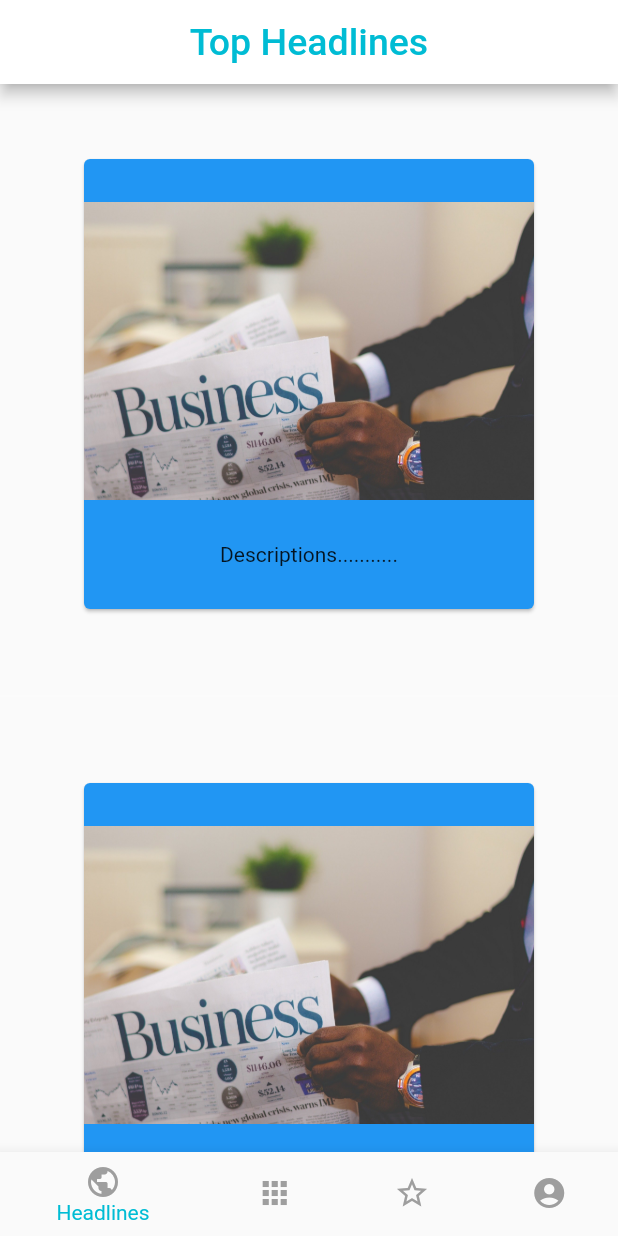
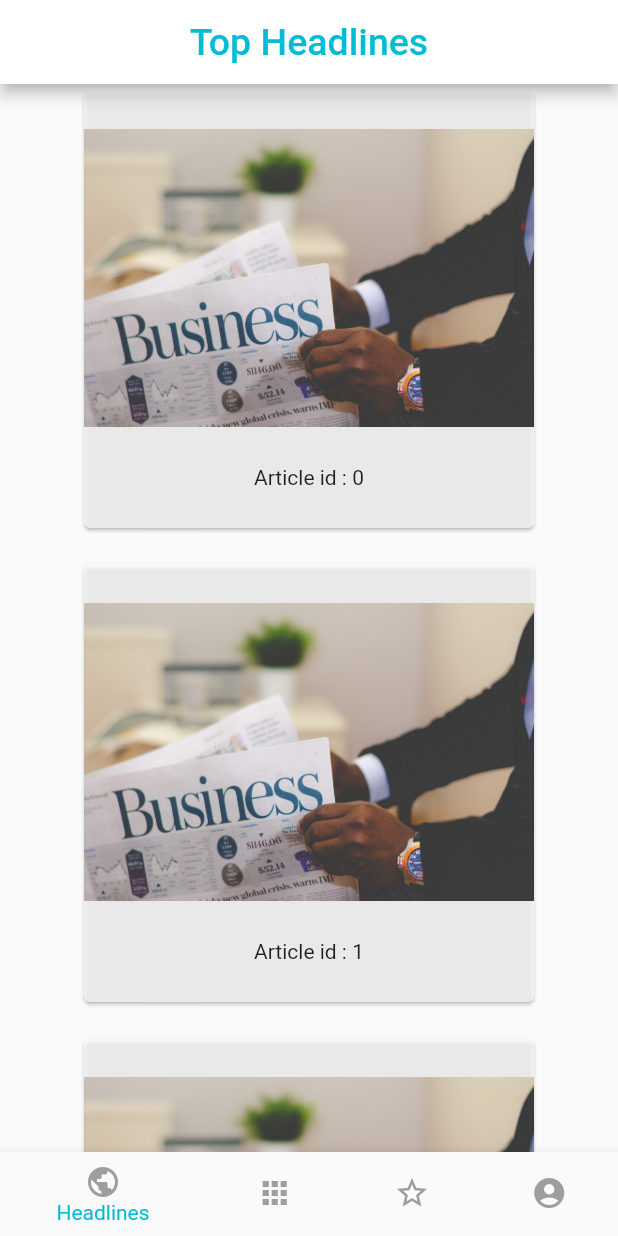
Before and after one commit to quemenerjeremy/FlutterProject, a Flutter app: the screen it shows after launch, on a phone screen of 412 x 824 dp. Run offline on Flutter 3.47's test engine with Material 2 defaults, Android fonts, the phone set to English and light mode, and no system bars.

Commit message:
Suppose to push on branch : home_page. Creating list of 10 cards widget, with a local image and the id of the card. Can tap on the card to access to a new screen with the parent id.

```diff
--- a/flutter_app/lib/main.dart
+++ b/flutter_app/lib/main.dart
@@ -1,6 +1,7 @@
 import 'package:flutter/material.dart';
 import 'package:flutter_app/views/master_page.dart';
 import 'package:provider/provider.dart';
+import 'package:flutter_app/views/page_details.dart';
 
 // Création de 2 themes light & dark
 
@@ -72,6 +73,9 @@ class NewsAppMvc extends StatelessWidget {
       routes: <String, WidgetBuilder>{
         '/': (BuildContext context) {
           return MasterPage();
+        },
+        '/PageDetails' : (BuildContext context) {
+          return PageDetails();
         }
       },
     );
--- a/flutter_app/lib/views/home_page.dart
+++ b/flutter_app/lib/views/home_page.dart
@@ -1,5 +1,6 @@
 import 'dart:developer';
 import 'package:flutter/material.dart';
+import 'package:flutter_app/views/page_details.dart';
 
 class HomePage extends StatefulWidget {
 
@@ -26,14 +27,15 @@ class _HomePageState extends State<HomePage> {
           separatorBuilder: (BuildContext context, int index) => const Divider(),
           itemBuilder: (BuildContext context, int index) {
             return Container(
-              height: 400,
+              height: 300,
               child: Center(
                 child: InkWell(
                   onTap: () {
                     print("Tap at index : ${index}");
+                    Navigator.push(context, MaterialPageRoute(builder: (context) => PageDetails(id: index)));
                   },
                   child: Card(
-                    color: Colors.blue,
+                    color: Colors.white70,
                     child: Container(
                       width: 300,
                       height: 300,
@@ -42,7 +44,7 @@ class _HomePageState extends State<HomePage> {
                         mainAxisAlignment: MainAxisAlignment.spaceEvenly,
                         children: [
                           Image.asset('assets/images/img.jpg'),
-                          Text("Descriptions...........", style: TextStyle())
+                          Text("Article id : ${index}", style: TextStyle())
                         ],
                       ),
                     ),
--- a/flutter_app/lib/views/master_page.dart
+++ b/flutter_app/lib/views/master_page.dart
@@ -69,13 +69,7 @@ class _MasterPageState extends State<MasterPage> {
     return Scaffold(
       appBar: AppBar(
         centerTitle: true,
-        leading: /*IconButton(
-          icon: Icon(Icons.arrow_back),
-          onPressed: () {
-            onPressItem(0);
-          },
-        ),*/
-        _leadingButton(),
+        leading: _leadingButton(),
         title: Text(
           _currentTitle,
           style: TextStyle(fontSize: 25, color: Theme.of(context).accentColor),
```
Also changed, not shown: flutter_app/lib/views/page_details.dart (added, +34 -0 lines).
